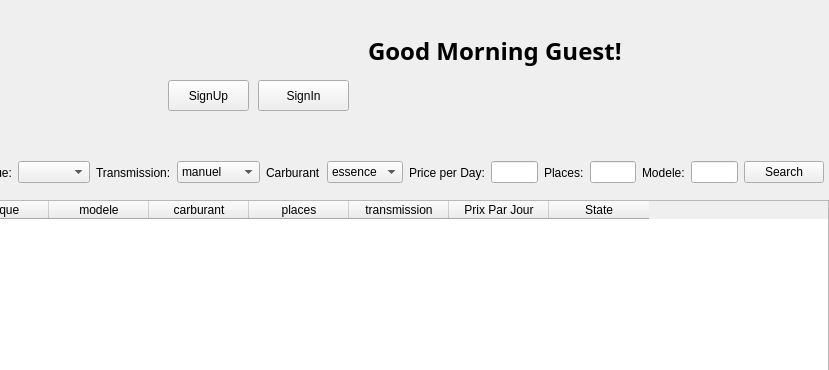
Above: tabw.ui from Rolerdxx/Car-Rental before the change; both pictures show x 152 to 981 and y 0 to 370 of the 1067 by 600 pixel window. Below: the same form after it.
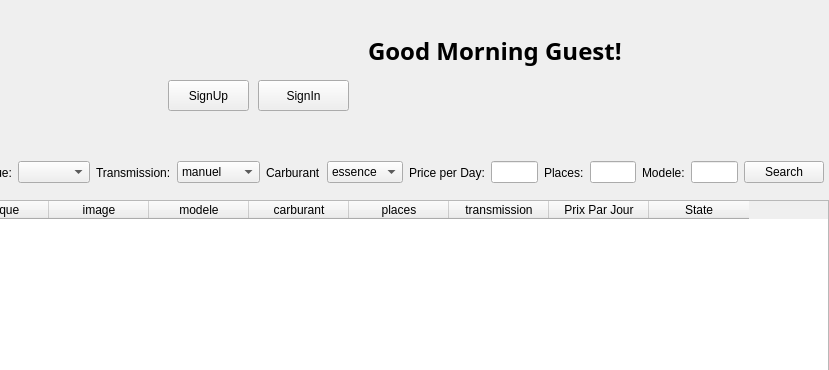
That is the form after the change.

```diff
--- a/tabw.ui
+++ b/tabw.ui
@@ -36,6 +36,11 @@
      <string>marque</string>
     </property>
    </column>
+   <column>
+    <property name="text">
+     <string>image</string>
+    </property>
+   </column>
    <column>
     <property name="text">
      <string>modele</string>
@@ -114,7 +119,7 @@
     <string>SignUp</string>
    </property>
   </widget>
-  <widget class="QWidget" name="">
+  <widget class="QWidget" name="layoutWidget">
    <property name="geometry">
     <rect>
      <x>120</x>
```
